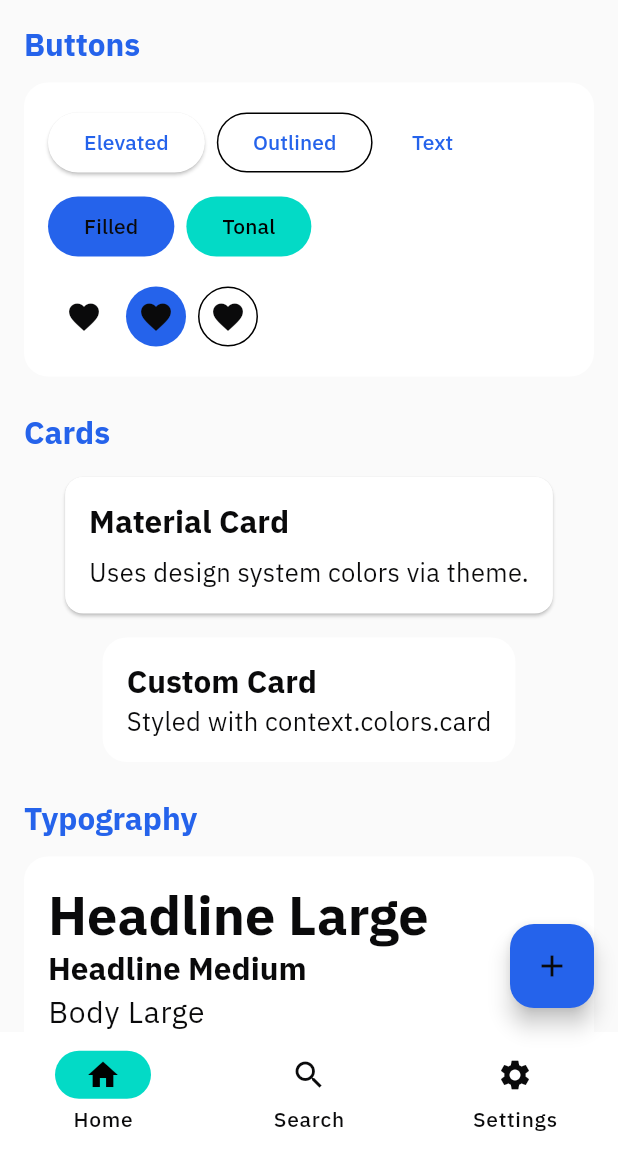
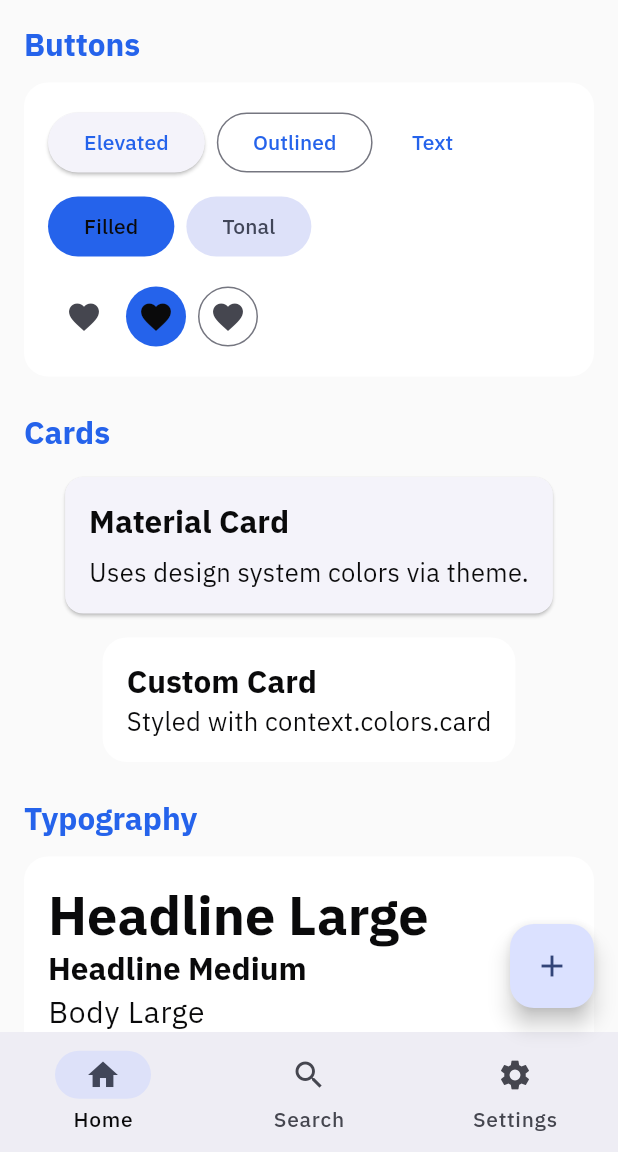
Before and after one commit to Intelligentmobiles-GmbH/im-design-system, a Flutter app: the screen it shows after launch, on a phone screen of 412 x 824 dp, the part 84-1236 px from its top. Run offline on Flutter 3.47's test engine with Material 3 defaults, Android fonts, the phone set to English and light mode, and no system bars; our stand-ins replace google_fonts.

Commit message:
Use seed to define initial color setup based on the primary color.

```diff
--- a/lib/src/theme.dart
+++ b/lib/src/theme.dart
@@ -17,7 +17,11 @@ abstract final class AppTheme {
     final theme = ThemeData(
       brightness: Brightness.light,
       scaffoldBackgroundColor: p.background,
-      colorScheme: ColorScheme.light(
+      colorScheme:
+          ColorScheme.fromSeed(
+            seedColor: p.primary,
+            brightness: Brightness.light,
+          ).copyWith(
             primary: p.primary,
             onPrimary: p.foreground,
             surface: p.card,
@@ -41,7 +45,11 @@ abstract final class AppTheme {
     final theme = ThemeData(
       brightness: Brightness.dark,
       scaffoldBackgroundColor: p.background,
-      colorScheme: ColorScheme.dark(
+      colorScheme:
+          ColorScheme.fromSeed(
+            seedColor: p.primary,
+            brightness: Brightness.dark,
+          ).copyWith(
             primary: p.primary,
             onPrimary: p.foreground,
             surface: p.card,
```
Lines whose indentation alone changed are shown as unchanged.
